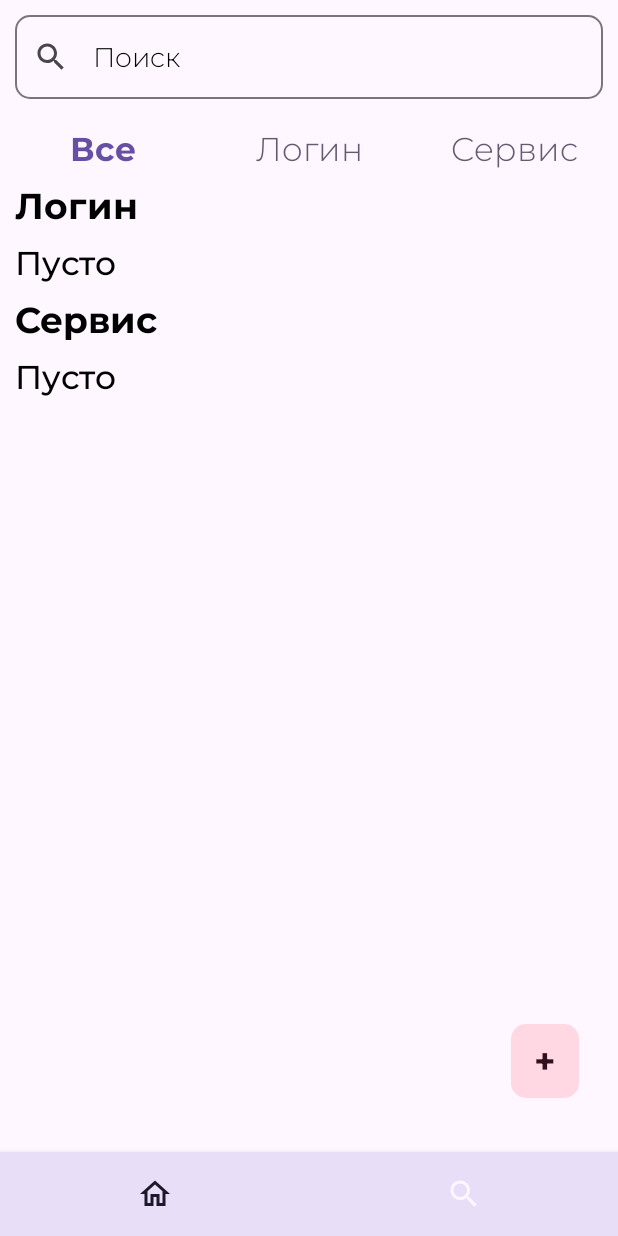
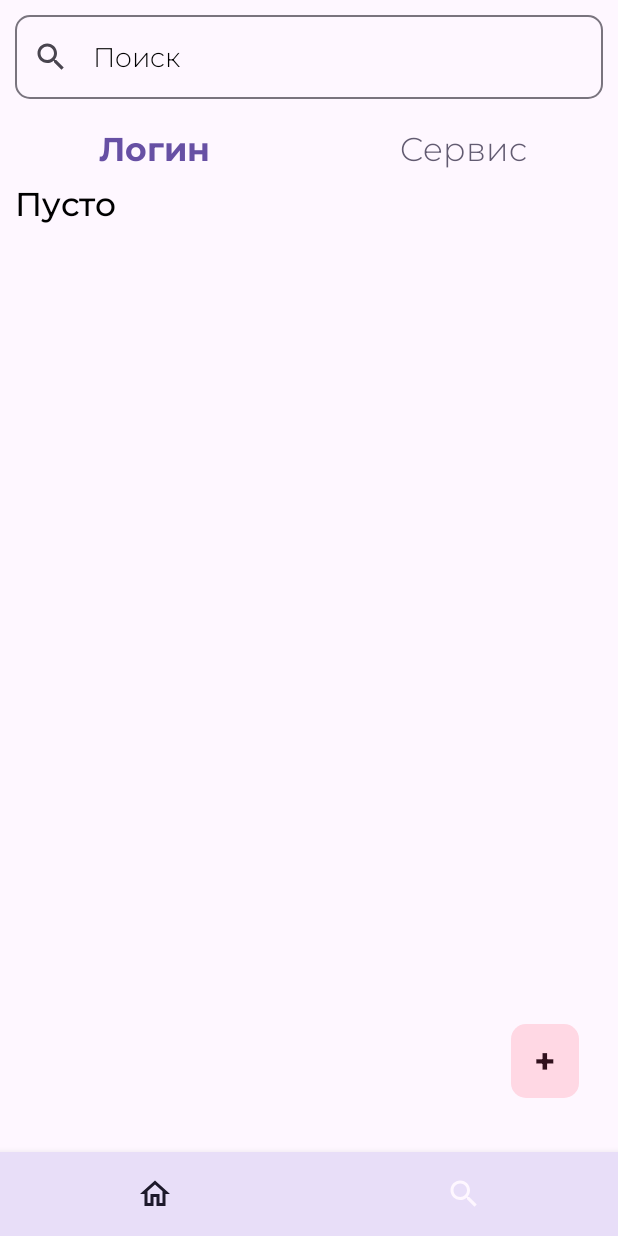
Before and after one commit to HOCOKcyber/Adnroid_PasswordManager, an Android app built with Jetpack Compose: the SearchScreen screen opened through its navigation route, on a phone screen of 412 x 824 dp. Run offline under Robolectric (Android 15) with nearby library versions, the phone set to English and light mode, and no system bars; 2 statements that could not run were skipped.

Commit message:
More responsive search add sorting by login and service

```diff
--- a/app/src/main/java/com/hocok/passwordmanager/data/db/AccountDao.kt
+++ b/app/src/main/java/com/hocok/passwordmanager/data/db/AccountDao.kt
@@ -19,10 +19,10 @@ interface AccountDao {
     @Insert(onConflict = OnConflictStrategy.REPLACE)
     suspend fun saveAccount(account: AccountData)
 
-    @Query("SELECT * FROM AccountData WHERE login like :param ORDER BY isFavourite DESC")
+    @Query("SELECT * FROM AccountData WHERE login like :param ORDER BY isFavourite DESC, login")
     suspend fun getAccountsByLoginParams(param: String): List<AccountData>
 
-    @Query("SELECT * FROM AccountData WHERE service like :param ORDER BY isFavourite DESC")
+    @Query("SELECT * FROM AccountData WHERE service like :param ORDER BY isFavourite DESC, service")
     suspend fun getAccountsByServiceParams(param: String): List<AccountData>
 
     @Query("DELETE FROM AccountData where id = :id")
--- a/app/src/main/java/com/hocok/passwordmanager/ui/screen/auth/registration/RegistrationScreen.kt
+++ b/app/src/main/java/com/hocok/passwordmanager/ui/screen/auth/registration/RegistrationScreen.kt
@@ -1,22 +1,18 @@
 package com.hocok.passwordmanager.ui.screen.auth.registration
 
 import android.content.res.Configuration
-import android.util.Log
-import androidx.compose.foundation.isSystemInDarkTheme
+import android.widget.Toast
 import androidx.compose.foundation.layout.Column
 import androidx.compose.foundation.layout.fillMaxSize
 import androidx.compose.foundation.layout.padding
-import androidx.compose.material.Text
-import androidx.compose.material3.MaterialTheme
 import androidx.compose.runtime.Composable
 import androidx.compose.runtime.collectAsState
 import androidx.compose.runtime.getValue
 import androidx.compose.ui.Modifier
+import androidx.compose.ui.platform.LocalContext
 import androidx.compose.ui.res.stringResource
 import androidx.compose.ui.tooling.preview.Preview
-import androidx.compose.ui.tooling.preview.PreviewLightDark
 import androidx.compose.ui.unit.dp
-import androidx.lifecycle.compose.collectAsStateWithLifecycle
 import androidx.lifecycle.viewmodel.compose.viewModel
 import com.hocok.passwordmanager.R
 import com.hocok.passwordmanager.ui.screen.auth.components.AuthContent
@@ -31,15 +27,19 @@ fun RegistrationScreen(
 ){
     val viewModel = viewModel<RegistrationViewModel>(factory = RegistrationViewModel.factory)
     val uiState by viewModel.uiState.collectAsState()
+    val context = LocalContext.current
 
     RegistrationScreenContent(
         uiState = uiState,
-        onSubmit = { viewModel.onEvent(RegistrationEvent.Submit(toHome)) },
         onFirstValueChange = {viewModel.onEvent(RegistrationEvent.PasswordChange(it))},
         onFirstVisibleChange = {viewModel.onEvent(RegistrationEvent.VisibleChange)},
         onRepeatValueChange = {viewModel.onEvent(RegistrationEvent.RepeatPasswordChange(it))},
         onRepeatVisibleChange = {viewModel.onEvent(RegistrationEvent.RepeatVisibleChange)},
-        information = information
+        information = information,
+        onSubmit = {
+            if (uiState.password.length < 8) Toast.makeText(context, "Пароль должен быть не менее 8 символов",Toast.LENGTH_SHORT).show()
+            else viewModel.onEvent(RegistrationEvent.Submit(toHome))
+                   },
     )
 }
 
--- a/app/src/main/java/com/hocok/passwordmanager/ui/screen/create/CreateScreen.kt
+++ b/app/src/main/java/com/hocok/passwordmanager/ui/screen/create/CreateScreen.kt
@@ -9,13 +9,16 @@ import androidx.compose.foundation.layout.Box
 import androidx.compose.foundation.layout.Column
 import androidx.compose.foundation.layout.Row
 import androidx.compose.foundation.layout.Spacer
+import androidx.compose.foundation.layout.fillMaxSize
 import androidx.compose.foundation.layout.fillMaxWidth
 import androidx.compose.foundation.layout.padding
 import androidx.compose.foundation.layout.width
+import androidx.compose.foundation.rememberScrollState
 import androidx.compose.foundation.shape.RoundedCornerShape
 import androidx.compose.foundation.text.BasicTextField
 import androidx.compose.foundation.text.KeyboardActions
 import androidx.compose.foundation.text.KeyboardOptions
+import androidx.compose.foundation.verticalScroll
 import androidx.compose.material.Text
 import androidx.compose.material3.Checkbox
 import androidx.compose.material3.Icon
@@ -71,7 +74,7 @@ fun CreateScreen(
         checkLength = {viewModel.onEvent(CreateEvent.CheckLength)},
         onSave = {viewModel.onEvent(CreateEvent.OnSave)},
         toHome = toHome,
-        modifier = modifier.padding(horizontal = 10.dp)
+        modifier = modifier.padding(horizontal = 10.dp).fillMaxSize().verticalScroll(rememberScrollState())
     )
 }
 
--- a/app/src/main/java/com/hocok/passwordmanager/ui/screen/navigation/NavigationScreen.kt
+++ b/app/src/main/java/com/hocok/passwordmanager/ui/screen/navigation/NavigationScreen.kt
@@ -1,7 +1,6 @@
 package com.hocok.passwordmanager.ui.screen.navigation
 
 import android.content.res.Configuration
-import android.util.Log
 import androidx.compose.animation.ExperimentalSharedTransitionApi
 import androidx.compose.animation.SharedTransitionLayout
 import androidx.compose.foundation.background
@@ -13,7 +12,6 @@ import androidx.compose.material.BottomNavigation
 import androidx.compose.material.BottomNavigationItem
 import androidx.compose.material.icons.Icons
 import androidx.compose.material.icons.automirrored.outlined.ArrowBack
-import androidx.compose.material.icons.outlined.Delete
 import androidx.compose.material3.CenterAlignedTopAppBar
 import androidx.compose.material3.ExperimentalMaterial3Api
 import androidx.compose.material3.Icon
@@ -21,13 +19,11 @@ import androidx.compose.material3.IconButton
 import androidx.compose.material3.MaterialTheme
 import androidx.compose.material3.Scaffold
 import androidx.compose.material3.Text
-import androidx.compose.material3.TopAppBarColors
 import androidx.compose.material3.TopAppBarDefaults
 import androidx.compose.runtime.Composable
 import androidx.compose.runtime.getValue
 import androidx.compose.ui.Modifier
 import androidx.compose.ui.draw.clip
-import androidx.compose.ui.graphics.Color
 import androidx.compose.ui.res.stringResource
 import androidx.compose.ui.tooling.preview.Preview
 import androidx.compose.ui.unit.dp
@@ -141,8 +137,6 @@ fun NavigationScreen(){
             composable<Routes.Details> {
                 val accountDetailsId = it.toRoute<Routes.Details>().id
                 val suffix = it.toRoute<Routes.Details>().suffix
-
-
 
                 TopBarWrapper(
                     title = stringResource(R.string.details),
--- a/app/src/main/java/com/hocok/passwordmanager/ui/screen/navigation/Routes.kt
+++ b/app/src/main/java/com/hocok/passwordmanager/ui/screen/navigation/Routes.kt
@@ -4,7 +4,6 @@ import androidx.compose.material.icons.Icons
 import androidx.compose.material.icons.outlined.Home
 import androidx.compose.material.icons.outlined.Search
 import androidx.compose.ui.graphics.vector.ImageVector
-import androidx.compose.ui.tooling.data.ParameterInformation
 import kotlinx.serialization.Serializable
 
 sealed class Routes{
--- a/app/src/main/java/com/hocok/passwordmanager/ui/screen/search/SearchScreen.kt
+++ b/app/src/main/java/com/hocok/passwordmanager/ui/screen/search/SearchScreen.kt
@@ -1,7 +1,6 @@
 package com.hocok.passwordmanager.ui.screen.search
 
 import android.content.res.Configuration
-import android.util.Log
 import androidx.compose.animation.AnimatedVisibility
 import androidx.compose.animation.AnimatedVisibilityScope
 import androidx.compose.animation.ExperimentalSharedTransitionApi
@@ -63,7 +62,6 @@ fun SearchScreen(
     SearchContent(
         uiState = uiState,
         onSearchChange = {viewModel.onEvent(SearchEvent.ChangeParams(it))},
-        onAllChange = {viewModel.onEvent(SearchEvent.ChangeAll)},
         onLoginChange = {viewModel.onEvent(SearchEvent.ChangeLogin)},
         onServiceChange = {viewModel.onEvent(SearchEvent.ChangeService)},
         toDetails = toDetails,
@@ -80,7 +78,6 @@ fun SearchScreen(
 @Composable
 fun SearchContent(
     onSearchChange: (String) -> Unit,
-    onAllChange: () -> Unit,
     onLoginChange: () -> Unit,
     onServiceChange: () -> Unit,
     toDetails: (id: Int, suffix: String) -> Unit,
@@ -119,12 +116,6 @@ fun SearchContent(
             modifier = Modifier.fillMaxWidth(),
         ) {
             GroupSection(
-                name = stringResource(R.string.all),
-                isActive = uiState.isAll,
-                onChange = onAllChange,
-                modifier = Modifier.weight(1f)
-            )
-            GroupSection(
                 name = stringResource(R.string.login),
                 isActive = uiState.isLogin,
                 onChange = onLoginChange,
@@ -140,79 +131,34 @@ fun SearchContent(
         LazyColumn(
             modifier = Modifier.padding(top = 10.dp).padding(horizontal = 10.dp)
         ) {
-            if ((uiState.isLogin || uiState.isAll)){
+            val correctList = if (uiState.isLogin) uiState.loginList else uiState.serviceList
+            val suffix = if (uiState.isLogin) "login" else "service"
 
-                Log.d("Login List Update", "Ok")
             item {
-                    Text(
-                        text = stringResource(R.string.login),
-                        style = MaterialTheme.typography.bodyLarge,
-                        modifier = Modifier.padding(bottom = 10.dp)
-                    )
-                    if (uiState.loginList.isEmpty()) Text(
+                if (correctList.isEmpty()) Text(
                     text = stringResource(R.string.empty),
                     style = MaterialTheme.typography.bodyMedium,
                     modifier = Modifier.padding(bottom = 10.dp)
                 )
             }
-                items(uiState.loginList, key = {"login/${it.id}"}){
+            items(correctList, key = {"$suffix/${it.id}"}){
                 FoundedItem(
                     account = it,
-                        suffix = "login",
+                    suffix = suffix,
                     toDetails = {id, suffix  -> toDetails(id, suffix)},
                     animatedVisibilityScope = animatedVisibilityScope,
                     sharedTransitionScope = sharedTransitionScope,
                     onFavourite = {
                         onFavourite(it.copy(isFavourite = !it.isFavourite))
-                            onSearch()
                     },
                     onDelete = {
                         onDelete(it.id!!)
-                            onSearch()
-                        },
-                        modifier = Modifier.animateItem()
-                    )
-                }
-            }
-
-            if ((uiState.isService || uiState.isAll)){
-
-                Log.d("Service List Update", "Ok")
-                item {
-                    Text(
-                        text = stringResource(R.string.service),
-                        style = MaterialTheme.typography.bodyLarge,
-                        modifier = Modifier.padding(bottom =  10.dp)
-                    )
-                    if (uiState.serviceList.isEmpty()) Text(
-                        text = stringResource(R.string.empty),
-                        style = MaterialTheme.typography.bodyMedium,
-                        modifier = Modifier.padding(bottom = 10.dp)
-                    )
-                }
-                items(uiState.serviceList, key = {"service/${it.id}"}){
-                    FoundedItem(
-                        account = it,
-                        suffix = "service",
-                        toDetails = {id, suffix  -> toDetails(id, suffix)},
-                        animatedVisibilityScope = animatedVisibilityScope,
-                        sharedTransitionScope = sharedTransitionScope,
-                        onFavourite = {
-                            onFavourite(it.copy(isFavourite = !it.isFavourite))
-                            onSearch()
-                                      },
-                        onDelete = {
-                            onDelete(it.id!!)
-                            onSearch()
                     },
                     modifier = Modifier.animateItem()
                 )
             }
         }
         }
-
-    }
-
 
     }
 
@@ -310,7 +256,6 @@ fun SearchContentPreview(){
             AnimatedVisibility(true) {
                 SearchContent(
                     onSearchChange = {},
-                    onAllChange = {},
                     onLoginChange = {},
                     onServiceChange = {},
                     toDetails = {_, _ -> },
--- a/app/src/main/java/com/hocok/passwordmanager/ui/screen/search/SearchViewModel.kt
+++ b/app/src/main/java/com/hocok/passwordmanager/ui/screen/search/SearchViewModel.kt
@@ -1,6 +1,5 @@
 package com.hocok.passwordmanager.ui.screen.search
 
-import android.util.Log
 import androidx.lifecycle.ViewModel
 import androidx.lifecycle.ViewModelProvider.AndroidViewModelFactory.Companion.APPLICATION_KEY
 import androidx.lifecycle.viewModelScope
@@ -27,7 +26,6 @@ class SearchViewModel(
 
     fun getAccounts(){
         val params: String = _uiState.value.params
-        Log.d("Update all", "Start")
         viewModelScope.launch {
             val newLogin = async {  accountRepository.getAccountsByLoginParams(params) }
             val newService = async { accountRepository.getAccountsByServiceParams(params) }
@@ -36,27 +34,17 @@ class SearchViewModel(
                 serviceList = newService.await()
             )
         }
-        Log.d("Update all", "Finish")
     }
 
     fun onEvent(event: SearchEvent){
         when(event){
-            is SearchEvent.ChangeAll -> {
-                _uiState.value = _uiState.value.copy(
-                    isAll = true,
-                    isLogin = false,
-                    isService = false,
-                )
-            }
             is SearchEvent.ChangeService -> {
                 _uiState.value = _uiState.value.copy(
-                    isAll = false,
                     isLogin = false,
                     isService = true,
                 )}
             is SearchEvent.ChangeLogin -> {
                 _uiState.value = _uiState.value.copy(
-                    isAll = false,
                     isLogin = true,
                     isService = false,
                 )}
@@ -67,11 +55,13 @@ class SearchViewModel(
             is SearchEvent.DeleteAccount -> {
                 viewModelScope.launch {
                     accountRepository.deleteAccount(event.id)
+                    getAccounts()
                 }
             }
             is SearchEvent.Favourite -> {
                 viewModelScope.launch {
                     accountRepository.saveAccount(event.account)
+                    getAccounts()
                 }
             }
         }
@@ -89,8 +79,7 @@ class SearchViewModel(
 
 data class SearchState(
     val params: String = "",
-    val isAll: Boolean = true,
-    val isLogin: Boolean = false,
+    val isLogin: Boolean = true,
     val isService: Boolean = false,
     val loginList: List<AccountData> = listOf(),
     val serviceList: List<AccountData> = listOf(),
@@ -98,9 +87,8 @@ data class SearchState(
 
 sealed class SearchEvent{
     data class ChangeParams(val newParams: String): SearchEvent()
-    data object ChangeAll: SearchEvent()
     data object ChangeLogin: SearchEvent()
+    data object ChangeService: SearchEvent()
     data class DeleteAccount(val id: Int): SearchEvent()
     data class Favourite(val account: AccountData): SearchEvent()
-    data object ChangeService: SearchEvent()
 }
```
Also changed, not shown: app/src/main/java/com/hocok/passwordmanager/ui/screen/details/DetailsScreen.kt (+3 -4 lines). Lines whose indentation alone changed are shown as unchanged.
